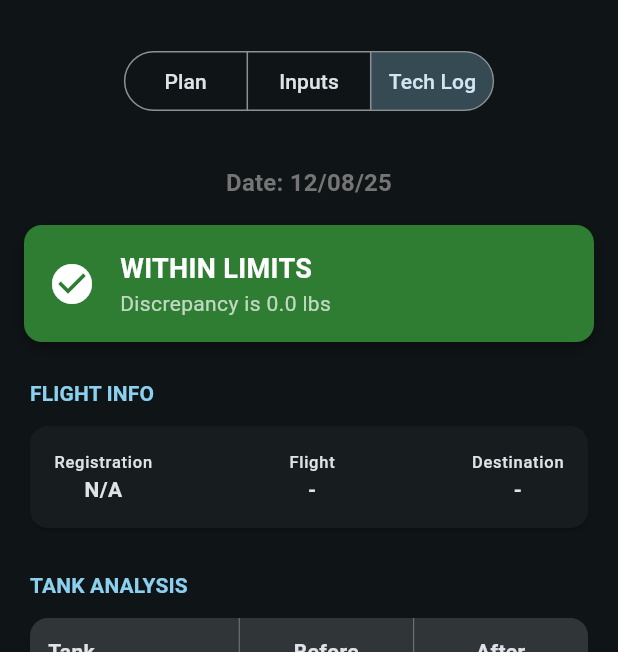
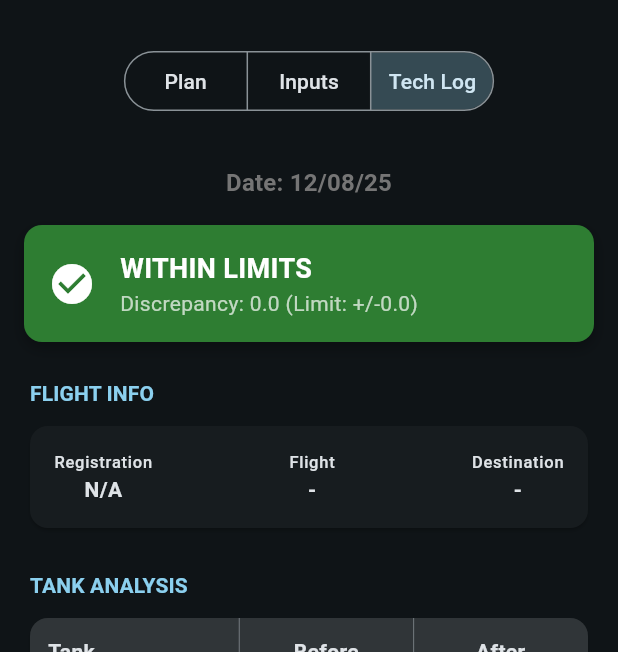
Before and after one commit to Edu-Fortes/flutter-fuel-calculator, a Flutter app: the TechLogScreen screen opened by its route, on a phone screen of 412 x 824 dp, the part 63-715 px from its top. Run offline on Flutter 3.47's test engine with Material 3 defaults, Android fonts, the phone set to English and light mode, and no system bars; our stand-ins replace go_router.

Commit message:
Feature: add devtools options file and enhance safety checks in tech log screen

```diff
--- /dev/null
+++ b/devtools_options.yaml
@@ -0,0 +1,3 @@
+description: This file stores settings for Dart & Flutter DevTools.
+documentation: https://docs.flutter.dev/tools/devtools/extensions#configure-extension-enablement-states
+extensions:
--- a/lib/features/calculator/logic/calculator_controller.dart
+++ b/lib/features/calculator/logic/calculator_controller.dart
@@ -1,10 +1,11 @@
 import 'package:flutter/foundation.dart';
+import 'dart:math' as math; // Import math for min function
 import '../domain/flight_data.dart';
 
 class CalculatorController extends ChangeNotifier {
-  // --- Constants for Limits ---
-  static const double kMaxTankSafe = 40.1; // Distribution limit
-  static const double kLitersToGallons = 0.2641; // Conversion Factor
+  // --- Constants ---
+  static const double kMaxTankSafe = 40.1;
+  static const double kLitersToGallons = 0.2641;
 
   // --- State ---
   FlightPlan _plan = FlightPlan(date: DateTime.now(), aircraftModel: '767');
@@ -34,8 +35,7 @@ class CalculatorController extends ChangeNotifier {
     return 'N${raw}FE';
   }
 
-  // --- Logic: Plan & Distribution ---
-
+  // --- Logic: Flight Details ---
   void updateFlightDetails({
     String? reg,
     String? flightNum,
@@ -53,36 +53,27 @@ class CalculatorController extends ChangeNotifier {
     notifyListeners();
   }
 
+  // --- Logic: Planning & Distribution ---
   void updatePlannedFuel(String value) {
     final double? base = double.tryParse(value);
     if (base == null) return;
-
-    // Update Base
     _plan = _plan.copyWith(plannedFuel: base);
     _recalculateDistribution();
   }
 
-  // NEW: Update Extra Fuel
   void updateExtraFuel(double delta) {
     double newExtra = _plan.extraFuel + delta;
-    // Fix floating point errors (e.g. 0.3000004)
     newExtra = double.parse(newExtra.toStringAsFixed(1));
-
-    // Prevent negative? Assuming yes for now.
     if (newExtra < 0) newExtra = 0.0;
-
     _plan = _plan.copyWith(extraFuel: newExtra);
     _recalculateDistribution();
   }
 
   void _recalculateDistribution() {
-    // 1. Calculate Target (Base + Extra)
     final double totalRequested = _plan.totalTargetFuel;
-
     double left = 0;
     double right = 0;
     double center = 0;
-
     const double wingCapacity = kMaxTankSafe * 2;
 
     if (totalRequested <= wingCapacity) {
@@ -95,7 +86,6 @@ class CalculatorController extends ChangeNotifier {
       center = totalRequested - wingCapacity;
     }
 
-    // 2. Update Plan
     _plan = _plan.copyWith(
       suggestedDistribution: TankReadings(
         left: _roundTo1Decimal(left),
@@ -168,19 +158,23 @@ class CalculatorController extends ChangeNotifier {
 
   // --- TECH LOG CALCULATIONS ---
 
-  // 1. Total Metered Fuel (Normalized to Gallons)
+  /// 1. Total Metered Fuel (Gallons)
   double get totalMeteredGallons {
     double totalRaw = _inputs.totalTruckVolume;
+    double valInGallons;
+
     if (_inputs.uploadUnit == FuelUnit.liters) {
-      return totalRaw * kLitersToGallons;
+      valInGallons = totalRaw * kLitersToGallons;
+    } else {
+      valInGallons = totalRaw;
     }
-    return totalRaw;
+    // Round to 3 decimal places
+    return (valInGallons * 1000).roundToDouble() / 1000;
   }
 
-  // 2. Total Pounds Added
+  /// 2. Total Weight Added (KLBS)
   double get totalPoundsAdded {
     double effectiveDensity = _inputs.density;
-    // Handle SG logic
     if (effectiveDensity < 1.0 && effectiveDensity > 0) {
       effectiveDensity = effectiveDensity * 8.345;
     }
@@ -188,17 +182,50 @@ class CalculatorController extends ChangeNotifier {
     double rawPounds = totalMeteredGallons * effectiveDensity;
     double kLbs = rawPounds / 1000;
 
+    // Truncate to 1 decimal
     return (kLbs * 10).truncateToDouble() / 10;
   }
 
-  // 3. Total Computed Fuel
+  /// 3. Total Computed Fuel (KLBS)
   double get totalComputedFuel {
     double beforeTotal = _inputs.readingsBefore.total;
-
     return beforeTotal + totalPoundsAdded;
   }
 
+  /// 4. Discrepancy (KLBS)
   double get discrepancy {
     return _inputs.readingsAfter.total - totalComputedFuel;
   }
+
+  // --- SAFETY & VALIDATION RULES ---
+
+  /// Rule 1: Tolerance Limit
+  /// "Within 5% OR 5,000 Lb of total after, whichever is less"
+  double get toleranceLimit {
+    final double totalAfter = _inputs.readingsAfter.total;
+
+    final double percentLimit = totalAfter * 0.05; // 5%
+    const double flatLimit = 5.0; // 5,000 lbs (in KLBS)
+
+    return math.min(percentLimit, flatLimit);
+  }
+
+  bool get isWithinTolerance {
+    return discrepancy.abs() <= toleranceLimit;
+  }
+
+  /// Rule 2: Minimum Fuel
+  /// "In no case can Total After fueling be less than raw planned fuel"
+  bool get isFuelSufficient {
+    // If planned fuel is 0 (not entered), we might skip this check or return true
+    if (_plan.plannedFuel == 0) return true;
+
+    // Compare After Readings with Base Plan
+    return _inputs.readingsAfter.total >= _plan.plannedFuel;
+  }
+
+  /// Overall Safety Status
+  bool get isSafe {
+    return isWithinTolerance && isFuelSufficient;
+  }
 }
--- a/lib/features/calculator/presentation/screens/tech_log_screen.dart
+++ b/lib/features/calculator/presentation/screens/tech_log_screen.dart
@@ -14,20 +14,53 @@ class TechLogScreen extends StatelessWidget {
     final inputs = controller.inputs;
     final theme = Theme.of(context);
 
-    // Calculation Results
+    // Safety Checks
+    final bool isSafe = controller.isSafe;
+    // final bool toleranceOk = controller.isWithinTolerance;
+    final bool fuelOk = controller.isFuelSufficient;
+
     final double discrepancy = controller.discrepancy;
-    final bool isSafe = discrepancy.abs() <= 0.2;
+    final double limit = controller.toleranceLimit;
 
     // Formatting
-    final weightFormat = NumberFormat("#,##0.0"); // For KLBS (e.g. 71.9)
-    final volFormat = NumberFormat("#,##0"); // For Gallons (e.g. 10.739)
-    final intFormat = NumberFormat("#,##0"); // For Raw Liters
+    final weightFormat = NumberFormat("#,##0.0");
+    final volFormat = NumberFormat("#,##0");
+    final intFormat = NumberFormat("#,##0");
     final dateFormat = DateFormat('MM/dd/yy');
+
+    // Determine Status Message & Color
+    String statusTitle;
+    String statusSubtitle;
+    Color statusColor;
+    IconData statusIcon;
+
+    if (isSafe) {
+      statusTitle = "WITHIN LIMITS";
+      statusSubtitle =
+          "Discrepancy: ${weightFormat.format(discrepancy)} (Limit: +/-${weightFormat.format(limit)})";
+      statusColor = Colors.green.shade800;
+      statusIcon = Icons.check_circle;
+    } else if (!fuelOk) {
+      // Priority Error: Not enough fuel
+      statusTitle = "BELOW PLANNED FUEL";
+      statusSubtitle =
+          "Total After (${weightFormat.format(inputs.readingsAfter.total)}) < Planned (${weightFormat.format(plan.plannedFuel)})";
+      statusColor = Colors.red.shade900;
+      statusIcon = Icons.error;
+    } else {
+      // Tolerance Error
+      statusTitle = "EXCEEDS TOLERANCE";
+      statusSubtitle =
+          "Discrepancy ${weightFormat.format(discrepancy)} > Limit ${weightFormat.format(limit)}";
+      statusColor = Colors.orange.shade900;
+      statusIcon = Icons.warning_amber_rounded;
+    }
+
     return Scaffold(
       body: ListView(
         padding: const EdgeInsets.all(16.0),
         children: [
-          // NEW: DATE HEADER
+          // DATE HEADER
           Center(
             child: Padding(
               padding: const EdgeInsets.only(bottom: 16.0),
@@ -41,11 +74,11 @@ class TechLogScreen extends StatelessWidget {
             ),
           ),
 
-          // 1. STATUS BANNER
+          // 1. STATUS BANNER (Dynamic)
           Container(
             padding: const EdgeInsets.all(16),
             decoration: BoxDecoration(
-              color: isSafe ? Colors.green.shade800 : Colors.red.shade900,
+              color: statusColor,
               borderRadius: BorderRadius.circular(12),
               boxShadow: [
                 BoxShadow(
@@ -57,18 +90,14 @@ class TechLogScreen extends StatelessWidget {
             ),
             child: Row(
               children: [
-                Icon(
-                  isSafe ? Icons.check_circle : Icons.warning_amber_rounded,
-                  color: Colors.white,
-                  size: 32,
-                ),
+                Icon(statusIcon, color: Colors.white, size: 32),
                 const SizedBox(width: 16),
                 Expanded(
                   child: Column(
                     crossAxisAlignment: CrossAxisAlignment.start,
                     children: [
                       Text(
-                        isSafe ? 'WITHIN LIMITS' : 'EXCEEDS TOLERANCE',
+                        statusTitle,
                         style: const TextStyle(
                           color: Colors.white,
                           fontWeight: FontWeight.bold,
@@ -76,9 +105,7 @@ class TechLogScreen extends StatelessWidget {
                         ),
                       ),
                       Text(
-                        isSafe
-                            ? 'Discrepancy is ${weightFormat.format(discrepancy)} lbs'
-                            : 'Discrepancy of ${weightFormat.format(discrepancy)} lbs > 0.2 lbs',
+                        statusSubtitle,
                         style: const TextStyle(color: Colors.white70),
                       ),
                     ],
@@ -126,9 +153,9 @@ class TechLogScreen extends StatelessWidget {
                 ),
               ),
               columnWidths: const {
-                0: FlexColumnWidth(1.2), // Tank Name
-                1: FlexColumnWidth(1), // Before
-                2: FlexColumnWidth(1), // After
+                0: FlexColumnWidth(1.2),
+                1: FlexColumnWidth(1),
+                2: FlexColumnWidth(1),
               },
               children: [
                 TableRow(
@@ -213,23 +240,19 @@ class TechLogScreen extends StatelessWidget {
           ),
           const SizedBox(height: 24),
 
-          // 4. COMPUTED DATA (MODIFIED LAYOUT)
+          // 4. COMPUTED DATA
           _buildSectionHeader(context, 'Computed Data'),
           Card(
             child: Padding(
               padding: const EdgeInsets.all(16.0),
               child: Column(
                 children: [
-                  // 1. Total Metered Fuel
-                  // If liters, converted to Gallons. If gallons, raw.
                   _buildSummaryRow(
                     context,
                     'Total Metered Fuel',
                     '${volFormat.format(controller.totalMeteredGallons)} gal',
                   ),
                   const Divider(),
-
-                  // 2. Fuel Density
                   _buildSummaryRow(
                     context,
                     'Fuel Density',
@@ -238,42 +261,31 @@ class TechLogScreen extends StatelessWidget {
                         : '${inputs.density} lbs/gal',
                   ),
                   const Divider(),
-
-                  // 3. Total Pounds Added
-                  // Metered (Gal) x Density
                   _buildSummaryRow(
                     context,
                     'Total Pounds Added',
-                    '${weightFormat.format(controller.totalPoundsAdded)} lbs',
+                    weightFormat.format(controller.totalPoundsAdded),
                     isBold: true,
                   ),
                   const Divider(),
-
-                  // 4. Total Computed Fuel
-                  // Before + Added
                   _buildSummaryRow(
                     context,
                     'Total Computed Fuel',
-                    '${weightFormat.format(controller.totalComputedFuel)} lbs',
+                    weightFormat.format(controller.totalComputedFuel),
                     isBold: true,
                     highlightColor: theme.colorScheme.primary,
                   ),
                   const Divider(),
-
-                  // 5. Total Requested
-                  // Base + Extra
                   _buildSummaryRow(
                     context,
                     'Total Requested',
-                    '${weightFormat.format(plan.plannedFuel)} lbs',
+                    weightFormat.format(plan.totalTargetFuel),
                   ),
-
-                  // 6. Total Liters (Conditional)
                   if (inputs.uploadUnit == FuelUnit.liters) ...[
                     const Divider(),
                     _buildSummaryRow(
                       context,
-                      'Total Liters (Raw)',
+                      'Total Liters',
                       '${intFormat.format(controller.totalTruckRawVolume)} L',
                       color: Colors.orange,
                     ),
@@ -288,7 +300,7 @@ class TechLogScreen extends StatelessWidget {
     );
   }
 
-  // ... (Helper methods for rows and info items remain the same) ...
+  // Helpers
   TableRow _buildTableRow(String label, double? before, double? after) {
     return TableRow(
       children: [
```
